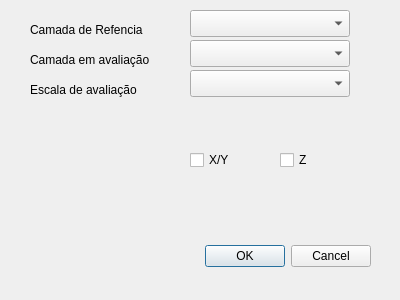
piangers/ControlTypePoint, file dlg.ui: the form before one commit.
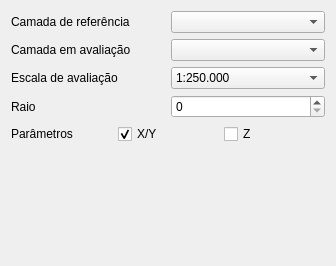
The form after the commit. Custom widgets are drawn as their Qt base class.

What changed in the file:
```diff
--- a/dlg.ui
+++ b/dlg.ui
@@ -6,130 +6,172 @@
    <rect>
     <x>0</x>
     <y>0</y>
-    <width>400</width>
-    <height>300</height>
+    <width>336</width>
+    <height>266</height>
    </rect>
   </property>
   <property name="windowTitle">
    <string>Dialog</string>
   </property>
-  <widget class="QDialogButtonBox" name="enter">
-   <property name="geometry">
-    <rect>
-     <x>30</x>
-     <y>240</y>
-     <width>341</width>
-     <height>32</height>
-    </rect>
-   </property>
-   <property name="orientation">
-    <enum>Qt::Horizontal</enum>
-   </property>
-   <property name="standardButtons">
-    <set>QDialogButtonBox::Cancel|QDialogButtonBox::Ok</set>
-   </property>
-  </widget>
-  <widget class="QgsFieldComboBox" name="layerReferencia">
-   <property name="geometry">
-    <rect>
-     <x>190</x>
-     <y>10</y>
-     <width>160</width>
-     <height>27</height>
-    </rect>
-   </property>
-  </widget>
-  <widget class="QgsFieldComboBox" name="layerAvaliacao">
-   <property name="geometry">
-    <rect>
-     <x>190</x>
-     <y>40</y>
-     <width>160</width>
-     <height>27</height>
-    </rect>
-   </property>
-  </widget>
-  <widget class="QgsFieldComboBox" name="escalaAvaliacao">
-   <property name="geometry">
-    <rect>
-     <x>190</x>
-     <y>70</y>
-     <width>160</width>
-     <height>27</height>
-    </rect>
-   </property>
-  </widget>
-  <widget class="QCheckBox" name="z">
-   <property name="geometry">
-    <rect>
-     <x>280</x>
-     <y>150</y>
-     <width>90</width>
-     <height>20</height>
-    </rect>
-   </property>
-   <property name="text">
-    <string>Z</string>
-   </property>
-  </widget>
-  <widget class="QCheckBox" name="xy">
-   <property name="geometry">
-    <rect>
-     <x>190</x>
-     <y>150</y>
-     <width>90</width>
-     <height>20</height>
-    </rect>
-   </property>
-   <property name="text">
-    <string>X/Y</string>
-   </property>
-  </widget>
-  <widget class="QLabel" name="label">
-   <property name="geometry">
-    <rect>
-     <x>30</x>
-     <y>20</y>
-     <width>141</width>
-     <height>20</height>
-    </rect>
-   </property>
-   <property name="text">
-    <string>Camada de Refencia</string>
-   </property>
-  </widget>
-  <widget class="QLabel" name="label_2">
-   <property name="geometry">
-    <rect>
-     <x>30</x>
-     <y>50</y>
-     <width>141</width>
-     <height>20</height>
-    </rect>
-   </property>
-   <property name="text">
-    <string>Camada em avaliação</string>
-   </property>
-  </widget>
-  <widget class="QLabel" name="label_4">
-   <property name="geometry">
-    <rect>
-     <x>30</x>
-     <y>80</y>
-     <width>141</width>
-     <height>20</height>
-    </rect>
-   </property>
-   <property name="text">
-    <string>Escala de avaliação</string>
-   </property>
-  </widget>
+  <layout class="QVBoxLayout" name="verticalLayout">
+   <item>
+    <layout class="QHBoxLayout" name="horizontalLayout">
+     <item>
+      <widget class="QLabel" name="label">
+       <property name="text">
+        <string>Camada de referência</string>
+       </property>
+      </widget>
+     </item>
+     <item>
+      <widget class="QgsMapLayerComboBox" name="referenciaComboBox">
+       <property name="filters">
+        <set>QgsMapLayerProxyModel.PointLayer</set>
+       </property>
+      </widget>
+     </item>
+    </layout>
+   </item>
+   <item>
+    <layout class="QHBoxLayout" name="horizontalLayout_2">
+     <item>
+      <widget class="QLabel" name="label_2">
+       <property name="text">
+        <string>Camada em avaliação</string>
+       </property>
+      </widget>
+     </item>
+     <item>
+      <widget class="QgsMapLayerComboBox" name="avaliacaoComboBox">
+       <property name="filters">
+        <set>QgsMapLayerProxyModel.PointLayer</set>
+       </property>
+      </widget>
+     </item>
+    </layout>
+   </item>
+   <item>
+    <layout class="QHBoxLayout" name="horizontalLayout_3">
+     <item>
+      <widget class="QLabel" name="label_4">
+       <property name="text">
+        <string>Escala de avaliação</string>
+       </property>
+      </widget>
+     </item>
+     <item>
+      <widget class="QComboBox" name="escalaAvaliacao">
+       <item>
+        <property name="text">
+         <string>1:250.000</string>
+        </property>
+       </item>
+       <item>
+        <property name="text">
+         <string>1:100.000</string>
+        </property>
+       </item>
+       <item>
+        <property name="text">
+         <string>1:50.000</string>
+        </property>
+       </item>
+       <item>
+        <property name="text">
+         <string>1:25.000</string>
+        </property>
+       </item>
+       <item>
+        <property name="text">
+         <string>1:10.000</string>
+        </property>
+       </item>
+       <item>
+        <property name="text">
+         <string>1:2.000</string>
+        </property>
+       </item>
+       <item>
+        <property name="text">
+         <string>1:1.000</string>
+        </property>
+       </item>
+      </widget>
+     </item>
+    </layout>
+   </item>
+   <item>
+    <layout class="QHBoxLayout" name="horizontalLayout_4">
+     <item>
+      <widget class="QLabel" name="label_5">
+       <property name="text">
+        <string>Raio</string>
+       </property>
+      </widget>
+     </item>
+     <item>
+      <widget class="QSpinBox" name="spinBox"/>
+     </item>
+    </layout>
+   </item>
+   <item>
+    <layout class="QHBoxLayout" name="horizontalLayout_5">
+     <item>
+      <widget class="QLabel" name="label_6">
+       <property name="text">
+        <string>Parâmetros</string>
+       </property>
+      </widget>
+     </item>
+     <item>
+      <widget class="QCheckBox" name="xy">
+       <property name="text">
+        <string>X/Y</string>
+       </property>
+       <property name="checked">
+        <bool>true</bool>
+       </property>
+      </widget>
+     </item>
+     <item>
+      <widget class="QCheckBox" name="z">
+       <property name="text">
+        <string>Z</string>
+       </property>
+      </widget>
+     </item>
+    </layout>
+   </item>
+   <item>
+    <spacer name="verticalSpacer">
+     <property name="orientation">
+      <enum>Qt.Vertical</enum>
+     </property>
+     <property name="sizeHint" stdset="0">
+      <size>
+       <width>20</width>
+       <height>40</height>
+      </size>
+     </property>
+    </spacer>
+   </item>
+   <item>
+    <widget class="QDialogButtonBox" name="enter">
+     <property name="orientation">
+      <enum>Qt.Horizontal</enum>
+     </property>
+     <property name="standardButtons">
+      <set>QDialogButtonBox.Cancel|QDialogButtonBox.Ok</set>
+     </property>
+    </widget>
+   </item>
+  </layout>
  </widget>
  <customwidgets>
   <customwidget>
-   <class>QgsFieldComboBox</class>
+   <class>QgsMapLayerComboBox</class>
    <extends>QComboBox</extends>
-   <header>qgsfieldcombobox.h</header>
+   <header>qgsmaplayercombobox.h</header>
   </customwidget>
  </customwidgets>
  <resources/>
```
